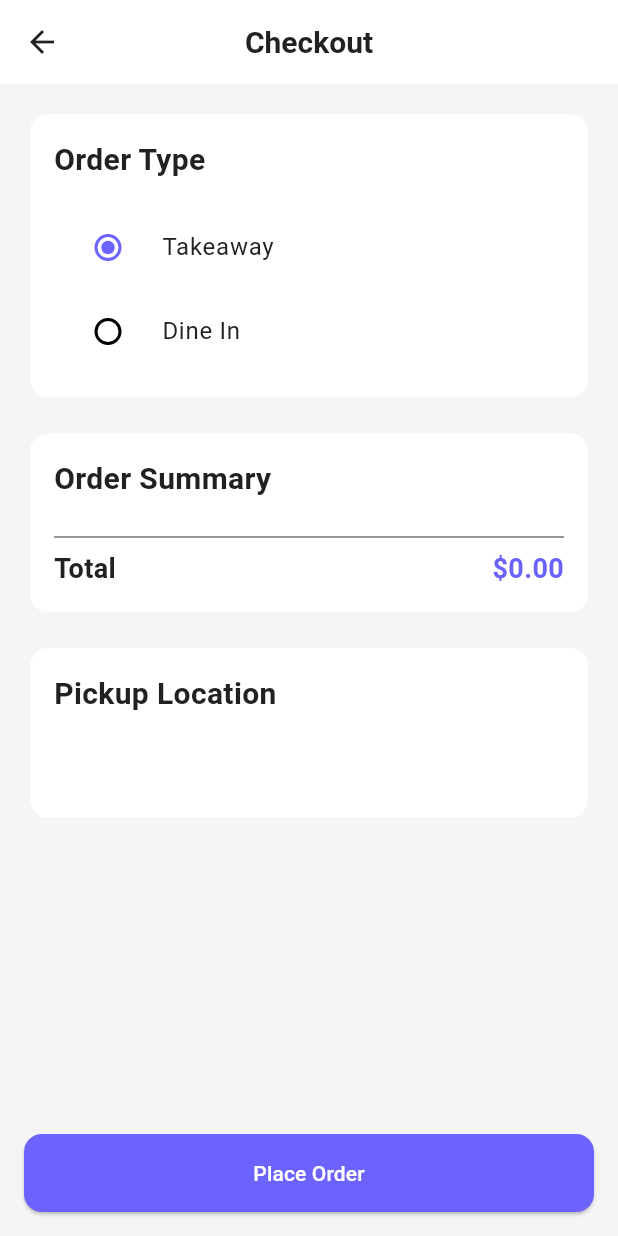
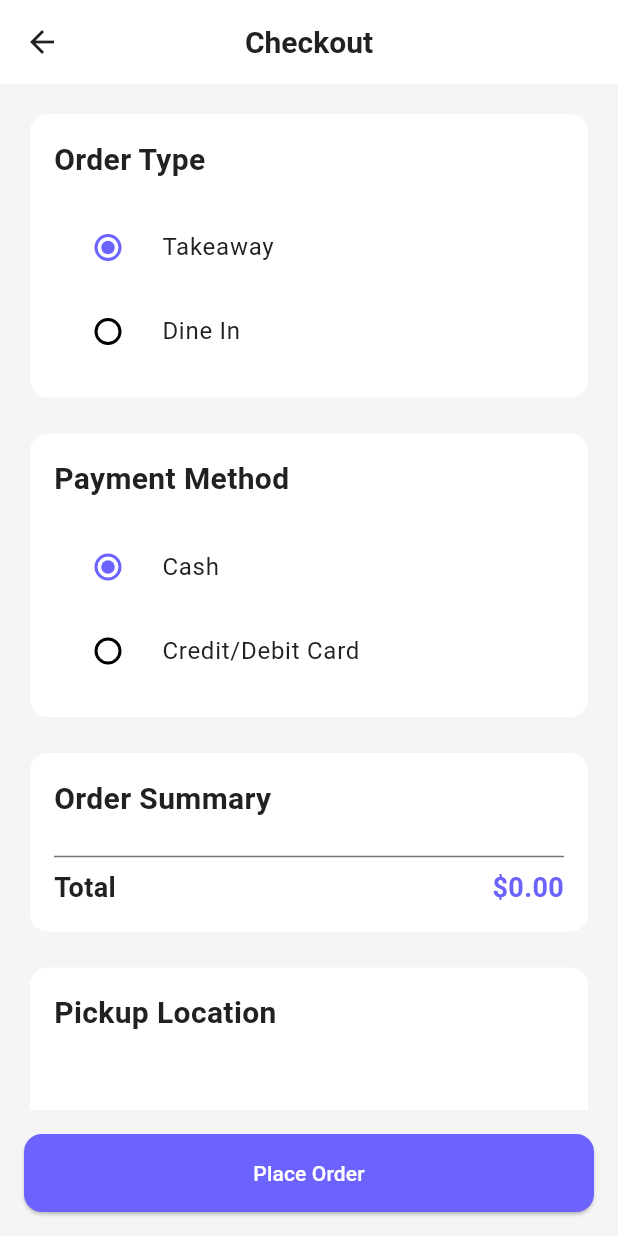
Before and after one commit to devAhmedMustafa/OrdrMate-Mobile, a Flutter app: the CheckoutPage screen opened directly with empty values, on a phone screen of 412 x 824 dp. Run offline on Flutter 3.47's test engine with Material 3 defaults, Android fonts, the light colour scheme and no system bars; our stand-ins replace firebase_core, firebase_messaging, flutter_dotenv, flutter_map, flutter_secure_storage, geolocator and 3 more; accounts and stored records are empty.

Commit message:
Card payment

```diff
--- /dev/null
+++ b/lib/enums/payment_methods.dart
@@ -0,0 +1,13 @@
+enum PaymentMethod {
+  cash,
+  card,
+}
+
+String paymentMethodToString(PaymentMethod method) {
+  switch (method) {
+    case PaymentMethod.cash:
+      return 'cash';
+    case PaymentMethod.card:
+      return 'card';
+    }
+}
--- a/lib/pages/checkout_page.dart
+++ b/lib/pages/checkout_page.dart
@@ -1,4 +1,6 @@
 import 'package:flutter/material.dart';
+import 'package:ordrmate/components/payment_webview.dart';
+import 'package:ordrmate/enums/payment_methods.dart';
 import 'package:ordrmate/providers/cart_provider.dart';
 import 'package:provider/provider.dart';
 import '../models/Branch.dart';
@@ -27,7 +29,7 @@ class _CheckoutPageState extends State<CheckoutPage> {
   bool _isLoading = false;
   String? _error;
   OrderType _orderType = OrderType.takeaway;
-  String _paymentMethod = 'cash';
+  PaymentMethod _paymentMethod = PaymentMethod.cash;
   int _seats = 1;
 
   Future<void> _placeOrder() async {
@@ -44,17 +46,34 @@ class _CheckoutPageState extends State<CheckoutPage> {
         items: widget.items.map((item) => item.toOrderItem()).toList(),
         createdAt: DateTime.now(),
         orderType: _orderType,
-        paymentMethod: _paymentMethod,
+        paymentMethod: paymentMethodToString(_paymentMethod),
       );
 
-      await orderService.placeOrder(order);
+      var redirectUrl = await orderService.placeOrder(order);
 
-      if (mounted) {
-        // Clean up the cart after placing the order
-        final cartProvider = Provider.of<CartProvider>(context, listen: false);
-        cartProvider.clearCart(widget.selectedBranch.restaurantId);
-        Navigator.of(context).pop(true); // Return true to indicate success
+      if (!mounted) return;
+
+      // Check if redirect URL is not empty (Not cash payment)
+      if (redirectUrl.isNotEmpty && redirectUrl != 'null') {
+        final paymentResult = await Navigator.of(context).push<bool>(
+          MaterialPageRoute(
+            builder: (context) => PaymentWebView(paymentUrl: redirectUrl),
+          ),
+        );
+
+        if (paymentResult == null || !paymentResult) {
+          setState(() {
+            _isLoading = false;
+            _error = 'Payment failed or cancelled';
+          });
+          return;
+        }
       }
+
+      // Clean up the cart after placing the order
+      final cartProvider = Provider.of<CartProvider>(context, listen: false);
+      cartProvider.clearCart(widget.selectedBranch.restaurantId);
+      Navigator.of(context).pop(true); // Return true to indicate success
     } catch (e) {
       setState(() {
         _error = e.toString();
@@ -113,6 +132,7 @@ class _CheckoutPageState extends State<CheckoutPage> {
               : ListView(
                   padding: const EdgeInsets.all(AppTheme.spacingM),
                   children: [
+
                     // Order type selection
                     AppCard(
                       child: Column(
@@ -207,7 +227,58 @@ class _CheckoutPageState extends State<CheckoutPage> {
                         ],
                       ),
                     ),
+
                     const SizedBox(height: AppTheme.spacingM),
+
+                    // Payment method selection
+
+                    AppCard(
+                      child: Column(
+                        crossAxisAlignment: CrossAxisAlignment.start,
+                        children: [
+                          const Text(
+                            'Payment Method',
+                            style: TextStyle(
+                              fontSize: 20,
+                              fontWeight: FontWeight.bold,
+                              color: AppTheme.textPrimaryColor,
+                            ),
+                          ),
+                          const SizedBox(height: AppTheme.spacingM),
+                          RadioListTile<PaymentMethod>(
+                            title: const Text(
+                              'Cash',
+                              style: TextStyle(color: AppTheme.textPrimaryColor),
+                            ),
+                            value: PaymentMethod.cash,
+                            groupValue: _paymentMethod,
+                            activeColor: AppTheme.primaryColor,
+                            onChanged: (value) {
+                              setState(() {
+                                _paymentMethod = value!;
+                              });
+                            },
+                          ),
+                          RadioListTile<PaymentMethod>(
+                            title: const Text(
+                              'Credit/Debit Card',
+                              style: TextStyle(color: AppTheme.textPrimaryColor),
+                            ),
+                            value: PaymentMethod.card,
+                            groupValue: _paymentMethod,
+                            activeColor: AppTheme.primaryColor,
+                            onChanged: (value) {
+                              setState(() {
+                                _paymentMethod = value!;
+                              });
+                            },
+                          ),
+                        ],
+                      ),
+                    ),
+
+                    const SizedBox(height: AppTheme.spacingM),
+
                     // Order summary
                     AppCard(
                       child: Column(
--- a/lib/services/order_service.dart
+++ b/lib/services/order_service.dart
@@ -36,7 +36,7 @@ class OrderService extends ChangeNotifier {
     }
   }
 
-  Future<void> placeOrder(Order order) async {
+  Future<String> placeOrder(Order order) async {
     try {
       final token = await _authService.getToken();
       if (token == null) {
@@ -54,6 +54,13 @@ class OrderService extends ChangeNotifier {
 
       if (response.statusCode != 200 && response.statusCode != 201) {
         throw Exception('Failed to place order : ${response.statusCode}');
+      }
+
+      final Map<String, dynamic> data = json.decode(response.body);
+      if (data.containsKey('orderIntentId') && data.containsKey('redirectUrl')) {
+        return OrderIntentResponse.fromJson(data).redirectUrl;
+      } else {
+        throw Exception('Invalid response format');
       }
     } catch (e) {
       throw Exception('Failed to connect to the server: $e');
@@ -144,3 +151,20 @@ class OrderService extends ChangeNotifier {
   }
 
 }
+
+class OrderIntentResponse {
+  final String id;
+  final String redirectUrl;
+
+  OrderIntentResponse({
+    required this.id,
+    required this.redirectUrl,
+  });
+
+  factory OrderIntentResponse.fromJson(Map<String, dynamic> json) {
+    return OrderIntentResponse(
+      id: json['orderIntentId'] as String,
+      redirectUrl: json['redirectUrl'] as String,
+    );
+  }
+}
--- a/pubspec.yaml
+++ b/pubspec.yaml
@@ -41,6 +41,7 @@ dependencies:
   firebase_core: ^2.16.0
   firebase_messaging: ^14.0.0
   flutter_dotenv: ^5.1.0
+  webview_flutter: ^4.13.0
 
   # The following adds the Cupertino Icons font to your application.
   # Use with the Icons class for iOS style icons.
```
Also changed, not shown: lib/components/payment_webview.dart (added, +72 -0 lines), pubspec.lock, 1 other file.
